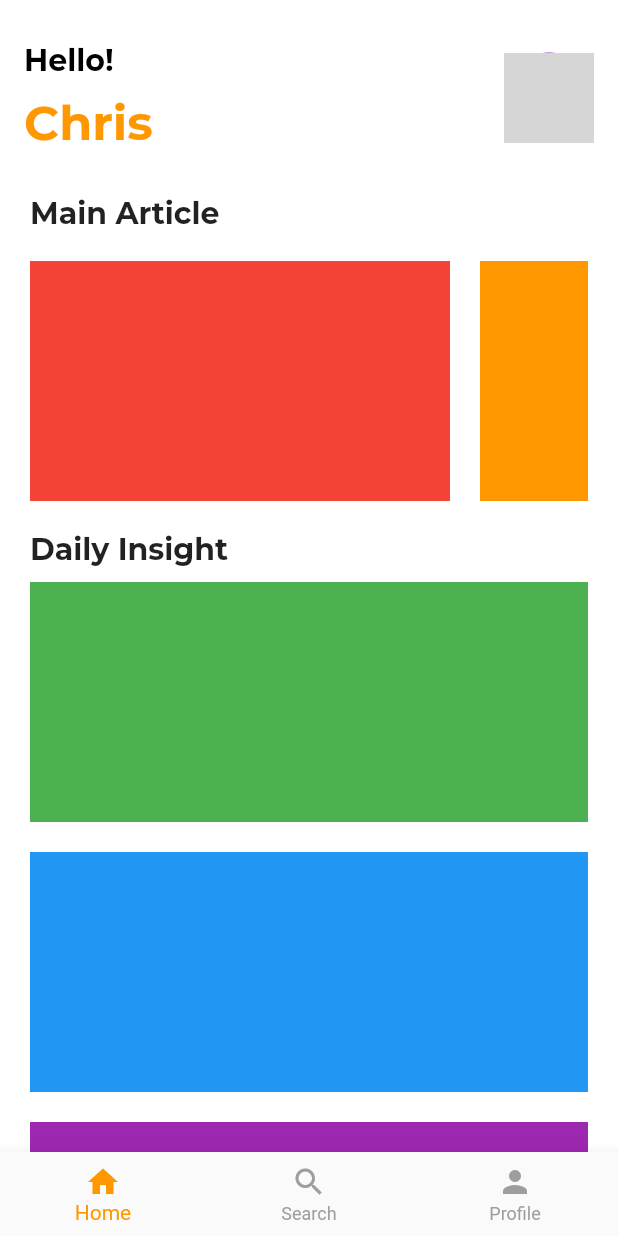
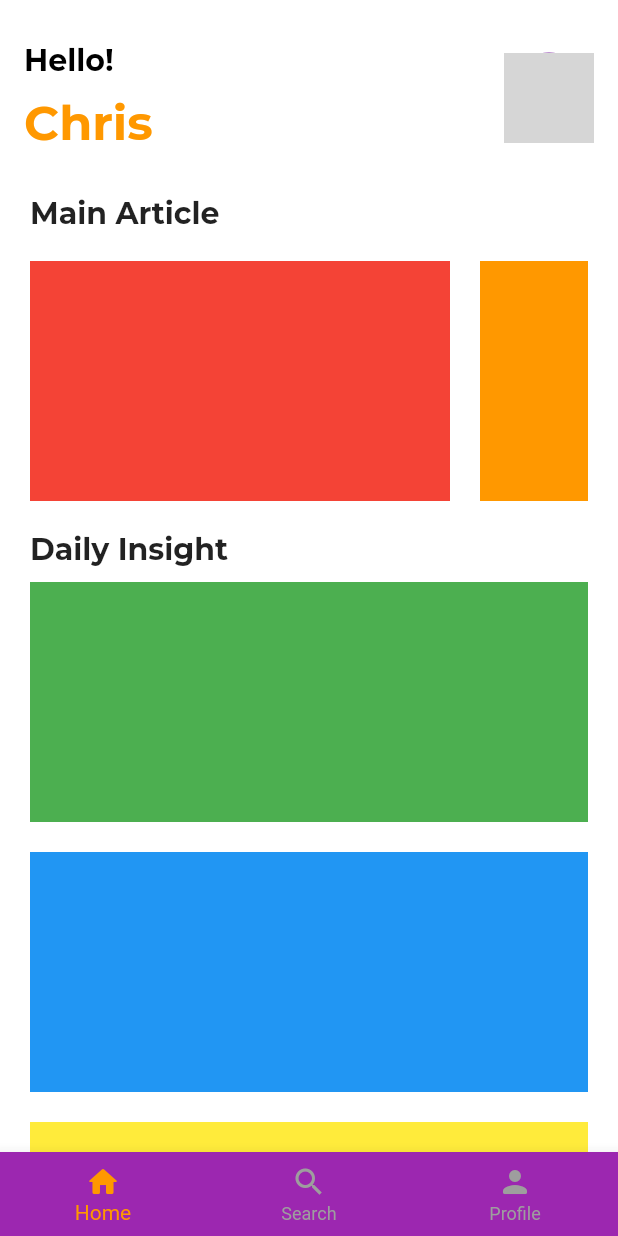
Before and after one commit to ChristianAbraham/KnowPedia-Mobile-App, a Flutter app: the screen it shows after launch, on a phone screen of 412 x 824 dp. Run offline on Flutter 3.47's test engine with Material 2 defaults, Android fonts, the phone set to English and light mode, and no system bars; network calls fail; project files that could hold a hidden picture were left out; grey boxes are pictures that could not be loaded.

Commit message:
added bottom navbar (incomplete)

```diff
--- a/lib/main.dart
+++ b/lib/main.dart
@@ -128,7 +128,7 @@ class MyApp extends StatelessWidget {
                       child: Container(
                         width: 480,
                         height: 160,
-                        color: Colors.purple,
+                        color: Colors.yellow,
                       ),
                     ),
                   ],
@@ -138,17 +138,19 @@ class MyApp extends StatelessWidget {
             ],),
         ),
         bottomNavigationBar: BottomNavigationBar(
+          backgroundColor: Colors.purple,
+
           items: const <BottomNavigationBarItem>[
             BottomNavigationBarItem(
-              icon: Icon(Icons.home),
+              icon: Icon(Icons.home_rounded),
               label: 'Home',
             ),
             BottomNavigationBarItem(
               icon: Icon(Icons.search),
-              label: 'Search',
+              label: 'Search' ,
             ),
             BottomNavigationBarItem(
-              icon: Icon(Icons.person),
+              icon: Icon(Icons.person_rounded),
               label: 'Profile',
             ),
           ],
```
